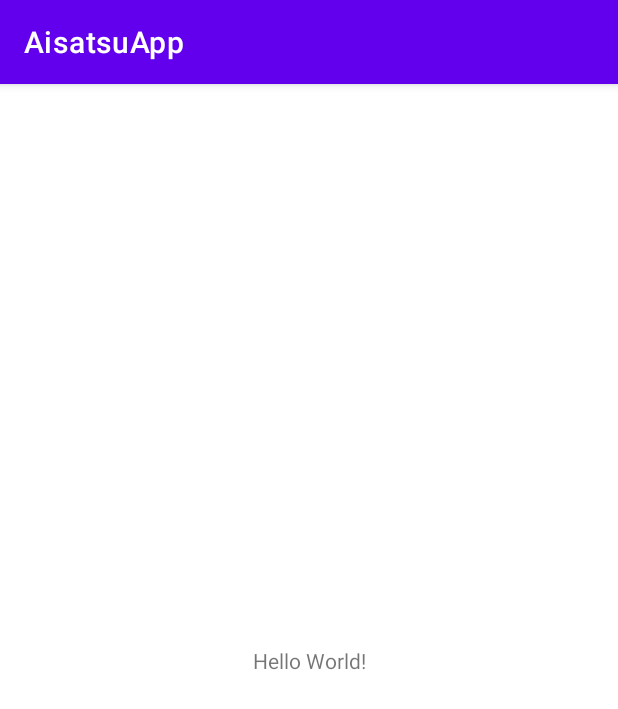
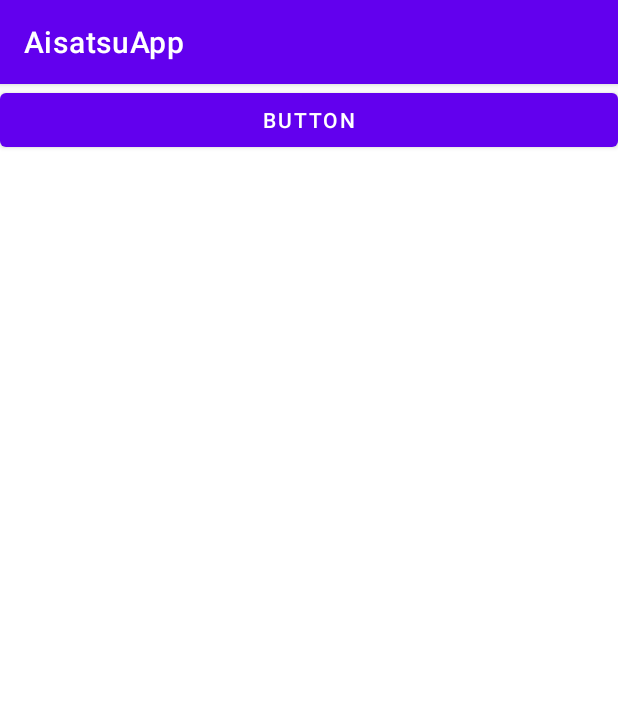
Before and after one commit to kitdi/AisatsuApp, an Android app: the screen it shows after launch (MainActivity), on a phone screen of 412 x 824 dp. Shown: the top 709 px of the screen. Run offline under Robolectric (Android 15) with nearby library versions, the phone set to English and light mode, and no system bars; libraries missing offline, so code that uses them is left out: jp.techacademy.keita.

Commit message:
* MainActivityにButtonとTextViewを配置 *  Buttonタップで以下の動作を行う 	1. 2:00 ~ 9:59では「おはよう」 	2. 10:00 ~ 17:59では「こんにちは」 	3. 18:00 ~ 1:59では「こんばんは」

```diff
--- a/app/build.gradle
+++ b/app/build.gradle
@@ -1,6 +1,7 @@
 plugins {
     id 'com.android.application'
     id 'kotlin-android'
+    id 'kotlin-android-extensions'
 }
 
 android {
--- a/app/src/main/res/layout/activity_main.xml
+++ b/app/src/main/res/layout/activity_main.xml
@@ -6,10 +6,16 @@
     android:layout_height="match_parent"
     tools:context=".MainActivity">
 
+    <Button
+        android:id="@+id/button1"
+        android:layout_width="match_parent"
+        android:layout_height="wrap_content"
+        android:text="BUTTON"/>
+
     <TextView
+        android:id="@+id/textview"
         android:layout_width="wrap_content"
         android:layout_height="wrap_content"
-        android:text="Hello World!"
         app:layout_constraintBottom_toBottomOf="parent"
         app:layout_constraintLeft_toLeftOf="parent"
         app:layout_constraintRight_toRightOf="parent"
```
Also changed, not shown: app/src/main/java/jp/techacademy/keita/doi/aisatsuapp/MainActivity.kt (+36 -0 lines).
